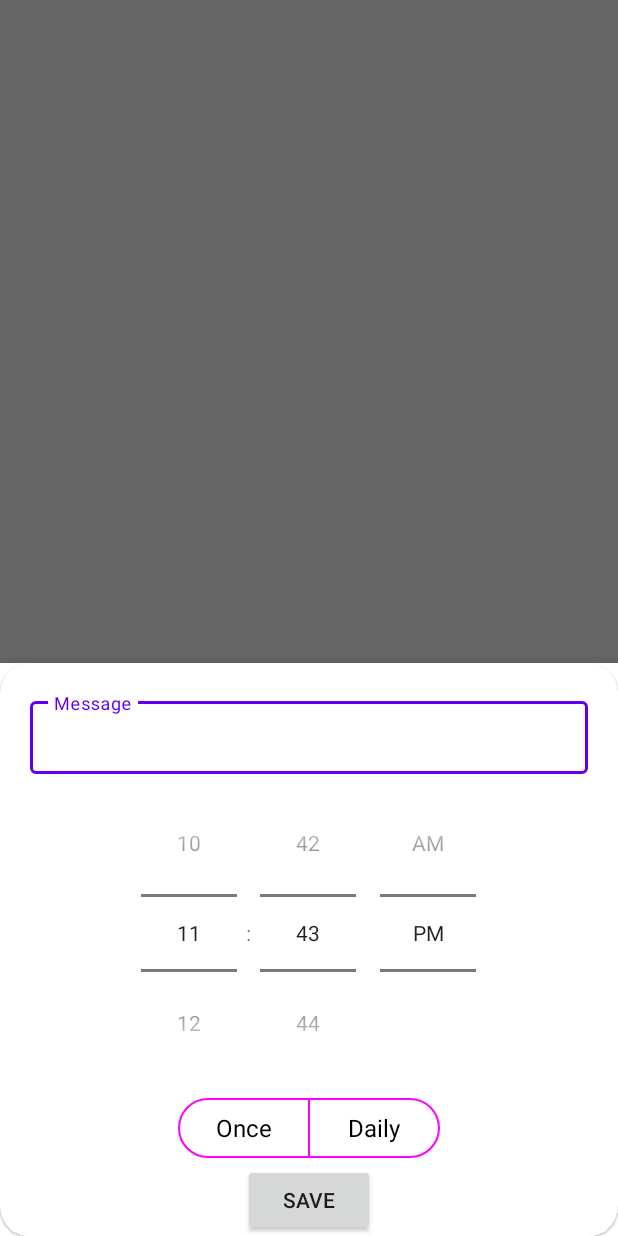
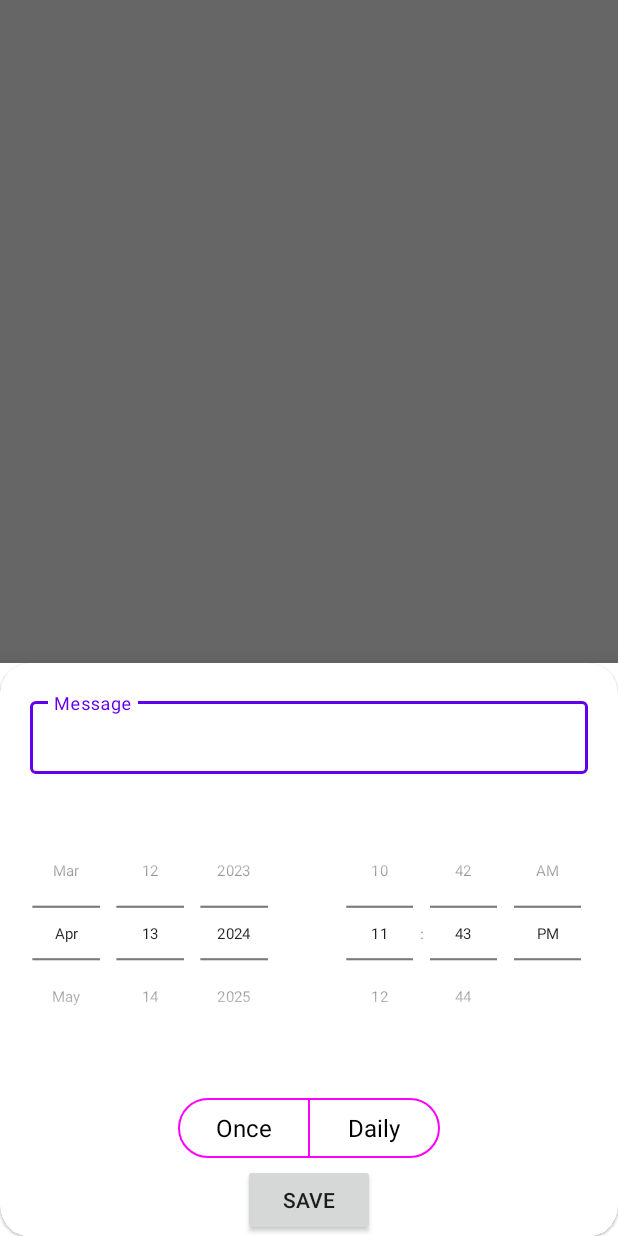
Before and after one commit to Svapak/elderpal, an Android app: the NotificationActivity screen opened directly, with no data from a screen before it, after a tap on an icon or button, on a phone screen of 412 x 824 dp. Run offline under Robolectric (Android 15) with nearby library versions, the phone set to English and light mode, and no system bars; our stand-ins replace Room's generated code.

Commit message:
update : functionality of reminders

```diff
--- a/app/src/main/java/com/explore/eldercare/ui/notifications/NotificationsViewModel.kt
+++ b/app/src/main/java/com/explore/eldercare/ui/notifications/NotificationsViewModel.kt
@@ -11,7 +11,8 @@ import kotlinx.coroutines.flow.Flow
 import kotlinx.coroutines.launch
 
 class NotificationsViewModel(
-    private val reminderRepository: ReminderRepository = Graph.reminderRepository
+    private val reminderRepository: ReminderRepository = Graph.reminderRepository,
+    val adapter: RemindersAdapter
 ) : ViewModel() {
 
     lateinit var  getAllReminders : Flow<List<Reminder>>
@@ -37,6 +38,9 @@ class NotificationsViewModel(
     fun getReminderById(id: Long) = reminderRepository.getAReminderById(id)
 
     fun deleteReminder(reminder: Reminder){
+        adapter.overdueListener {
+
+        }
         viewModelScope.launch(Dispatchers.IO) {
             reminderRepository.deleteReminder(reminder)
         }
--- /dev/null
+++ b/app/src/main/res/drawable/baseline_delete_24.xml
@@ -0,0 +1,5 @@
+<vector xmlns:android="http://schemas.android.com/apk/res/android" android:height="24dp" android:tint="#000000" android:viewportHeight="24" android:viewportWidth="24" android:width="24dp">
+
+    <path android:fillColor="@android:color/white" android:pathData="M6,19c0,1.1 0.9,2 2,2h8c1.1,0 2,-0.9 2,-2V7H6v12zM19,4h-3.5l-1,-1h-5l-1,1H5v2h14V4z"/>
+
+</vector>
--- a/app/src/main/res/layout/set_reminder_dialog.xml
+++ b/app/src/main/res/layout/set_reminder_dialog.xml
@@ -25,12 +25,39 @@
 
         </com.google.android.material.textfield.TextInputLayout>
 
-        <TimePicker
-            android:id="@+id/timePicker"
+        <androidx.appcompat.widget.LinearLayoutCompat
             android:layout_width="match_parent"
-            android:layout_height="wrap_content"
-            android:timePickerMode="spinner"
-            android:layout_gravity="center"/>
+            android:layout_height="wrap_content">
+
+            <DatePicker
+                android:id="@+id/datePicker"
+                android:layout_width="0dp"
+                android:layout_weight="1"
+                android:scaleY="0.7"
+                android:scaleX="0.7"
+                android:layout_marginLeft="-30dp"
+                android:layout_marginRight="-30dp"
+                android:layout_height="wrap_content"
+                android:datePickerMode="spinner"
+                android:calendarViewShown="false"
+                android:layout_gravity="center"
+               />
+
+            <TimePicker
+                android:id="@+id/timePicker"
+                android:layout_width="0dp"
+                android:layout_weight="1"
+                android:scaleY="0.7"
+                android:scaleX="0.7"
+                android:layout_marginLeft="-30dp"
+                android:layout_marginRight="-30dp"
+                android:layout_height="wrap_content"
+                android:timePickerMode="spinner"
+                android:layout_gravity="center"/>
+
+        </androidx.appcompat.widget.LinearLayoutCompat>
+
+
 
         <com.google.android.material.button.MaterialButtonToggleGroup
             android:id="@+id/toggleButton"
@@ -40,7 +67,7 @@
             android:layout_height="wrap_content">
             <Button
                 style="@style/Widget.Material3.Button.OutlinedButton"
-                android:id="@+id/button1"
+                android:id="@+id/btn_once"
                 android:layout_width="wrap_content"
                 android:layout_height="wrap_content"
                 android:text="Once"
@@ -48,7 +75,7 @@
                 />
             <Button
                 style="@style/Widget.Material3.Button.OutlinedButton"
-                android:id="@+id/button2"
+                android:id="@+id/btn_daily"
                 android:layout_width="wrap_content"
                 android:layout_height="wrap_content"
                 android:text="Daily"
```
Also changed, not shown: app/src/main/java/com/explore/eldercare/ui/notifications/NotificationActivity.kt (+34 -36 lines), app/src/main/java/com/explore/eldercare/ui/notifications/RemindersAdapter.kt (+9 -0 lines), app/src/main/res/layout/reminder_list_item.xml (+9 -0 lines).
